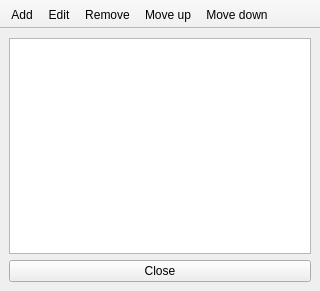
Before: the Qt Designer form propertydialog.ui in FrankMamuda/fumingcube, drawn with Qt 5.
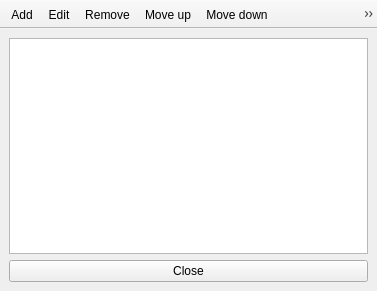
After: the same form once the commit is applied. Icons and pictures are not drawn.

Commit message: Wiki extraction, other improvements

What changed in the file:
```diff
--- a/propertydialog.ui
+++ b/propertydialog.ui
@@ -6,7 +6,7 @@
    <rect>
     <x>0</x>
     <y>0</y>
-    <width>320</width>
+    <width>377</width>
     <height>291</height>
    </rect>
   </property>
@@ -88,6 +88,7 @@
    <addaction name="actionRemove"/>
    <addaction name="actionUp"/>
    <addaction name="actionDown"/>
+   <addaction name="actionWiki"/>
   </widget>
   <action name="actionAdd">
    <property name="text">
@@ -114,6 +115,11 @@
     <string>Move down</string>
    </property>
   </action>
+  <action name="actionWiki">
+   <property name="text">
+    <string>Extract from Wikipedia</string>
+   </property>
+  </action>
  </widget>
  <resources/>
  <connections/>
```
Left out of the diff: 24 changed lines with no effect on the pictures. The commit also changes 29 other files.
